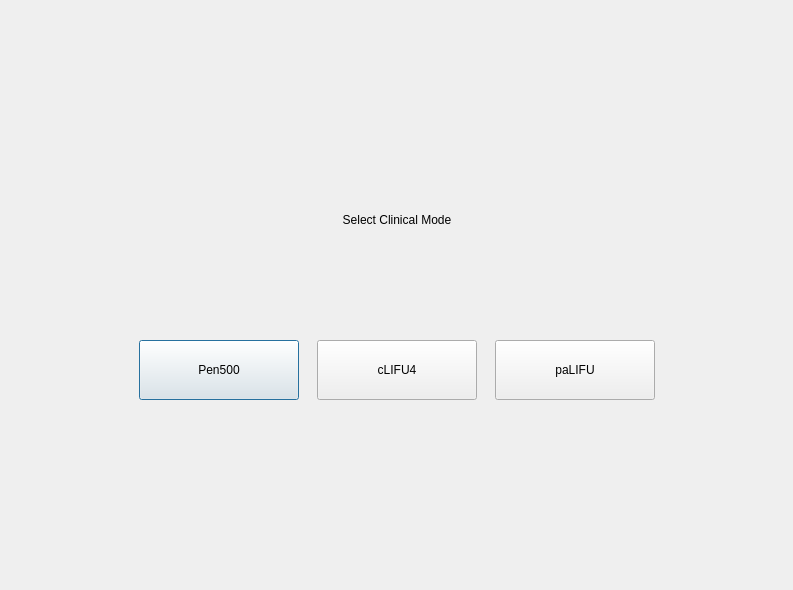
Qt form choosetype.ui (wangmeng08/BCI) before a commit.
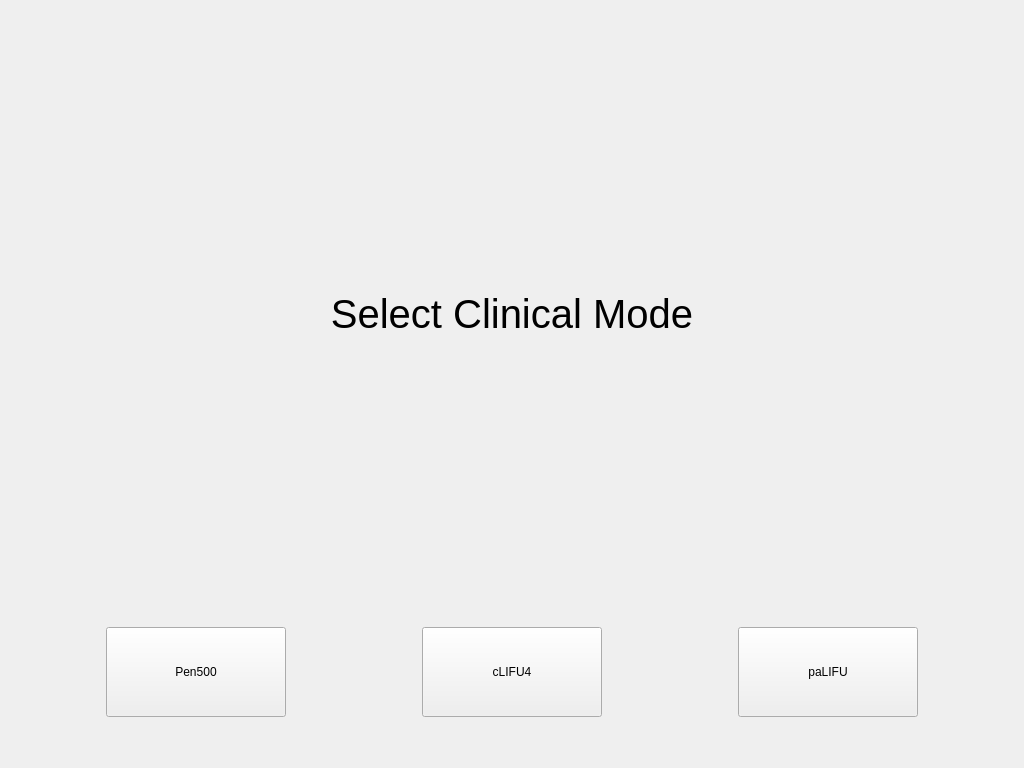
The same form after that commit.

What changed in the file:
```diff
--- a/choosetype.ui
+++ b/choosetype.ui
@@ -1,46 +1,35 @@
 <?xml version="1.0" encoding="UTF-8"?>
 <ui version="4.0">
  <class>ChooseType</class>
- <widget class="QDialog" name="ChooseType">
+ <widget class="QWidget" name="ChooseType">
   <property name="geometry">
    <rect>
     <x>0</x>
     <y>0</y>
-    <width>793</width>
-    <height>590</height>
+    <width>1024</width>
+    <height>768</height>
    </rect>
   </property>
   <property name="windowTitle">
    <string>Dialog</string>
   </property>
-  <layout class="QGridLayout" name="gridLayout" rowstretch="1,1,1,1" columnstretch="1,1,1,1">
-   <item row="0" column="1">
-    <spacer name="verticalSpacer">
-     <property name="orientation">
-      <enum>Qt::Vertical</enum>
-     </property>
-     <property name="sizeHint" stdset="0">
-      <size>
-       <width>20</width>
-       <height>127</height>
-      </size>
-     </property>
-    </spacer>
-   </item>
-   <item row="1" column="0">
-    <spacer name="horizontalSpacer">
-     <property name="orientation">
-      <enum>Qt::Horizontal</enum>
-     </property>
-     <property name="sizeHint" stdset="0">
-      <size>
-       <width>129</width>
-       <height>20</height>
-      </size>
-     </property>
-    </spacer>
-   </item>
-   <item row="1" column="1" rowspan="2" colspan="2">
+  <layout class="QVBoxLayout" name="verticalLayout_2">
+   <property name="spacing">
+    <number>0</number>
+   </property>
+   <property name="leftMargin">
+    <number>0</number>
+   </property>
+   <property name="topMargin">
+    <number>0</number>
+   </property>
+   <property name="rightMargin">
+    <number>0</number>
+   </property>
+   <property name="bottomMargin">
+    <number>0</number>
+   </property>
+   <item>
     <widget class="QWidget" name="widget" native="true">
      <property name="minimumSize">
       <size>
@@ -48,7 +37,7 @@
        <height>300</height>
       </size>
      </property>
-     <layout class="QVBoxLayout" name="verticalLayout" stretch="1,1">
+     <layout class="QVBoxLayout" name="verticalLayout" stretch="0,1">
       <property name="spacing">
        <number>0</number>
       </property>
@@ -66,6 +55,15 @@
       </property>
       <item>
        <widget class="QLabel" name="label">
+        <property name="sizePolicy">
+         <sizepolicy hsizetype="Preferred" vsizetype="Expanding">
+          <horstretch>0</horstretch>
+          <verstretch>0</verstretch>
+         </sizepolicy>
+        </property>
+        <property name="styleSheet">
+         <string notr="true">font:40px;</string>
+        </property>
         <property name="text">
          <string>Select Clinical Mode</string>
         </property>
@@ -76,21 +74,39 @@
       </item>
       <item>
        <widget class="QWidget" name="widget_2" native="true">
-        <layout class="QHBoxLayout" name="horizontalLayout" stretch="1,0,1">
+        <property name="sizePolicy">
+         <sizepolicy hsizetype="Preferred" vsizetype="Minimum">
+          <horstretch>0</horstretch>
+          <verstretch>0</verstretch>
+         </sizepolicy>
+        </property>
+        <property name="minimumSize">
+         <size>
+          <width>0</width>
+          <height>141</height>
+         </size>
+        </property>
+        <property name="maximumSize">
+         <size>
+          <width>16777215</width>
+          <height>141</height>
+         </size>
+        </property>
+        <layout class="QHBoxLayout" name="horizontalLayout" stretch="0,0,0">
          <property name="spacing">
-          <number>0</number>
+          <number>130</number>
          </property>
          <property name="leftMargin">
-          <number>24</number>
+          <number>100</number>
          </property>
          <property name="topMargin">
           <number>0</number>
          </property>
          <property name="rightMargin">
-          <number>24</number>
+          <number>100</number>
          </property>
          <property name="bottomMargin">
-          <number>0</number>
+          <number>51</number>
          </property>
          <item>
           <widget class="QPushButton" name="btnPen">
@@ -100,10 +116,16 @@
              <verstretch>0</verstretch>
             </sizepolicy>
            </property>
+           <property name="minimumSize">
+            <size>
+             <width>180</width>
+             <height>90</height>
+            </size>
+           </property>
            <property name="maximumSize">
             <size>
-             <width>160</width>
-             <height>60</height>
+             <width>180</width>
+             <height>90</height>
             </size>
            </property>
            <property name="text">
@@ -113,10 +135,16 @@
          </item>
          <item>
           <widget class="QPushButton" name="btnLIFU4">
+           <property name="minimumSize">
+            <size>
+             <width>180</width>
+             <height>90</height>
+            </size>
+           </property>
            <property name="maximumSize">
             <size>
-             <width>160</width>
-             <height>60</height>
+             <width>180</width>
+             <height>90</height>
             </size>
            </property>
            <property name="text">
@@ -132,12 +160,21 @@
              <verstretch>0</verstretch>
             </sizepolicy>
            </property>
+           <property name="minimumSize">
+            <size>
+             <width>180</width>
+             <height>90</height>
+            </size>
+           </property>
            <property name="maximumSize">
             <size>
-             <width>160</width>
-             <height>60</height>
+             <width>180</width>
+             <height>90</height>
             </size>
            </property>
+           <property name="styleSheet">
+            <string notr="true"/>
+           </property>
            <property name="text">
             <string>paLIFU</string>
            </property>
@@ -149,32 +186,6 @@
      </layout>
     </widget>
    </item>
-   <item row="2" column="3">
-    <spacer name="horizontalSpacer_2">
-     <property name="orientation">
-      <enum>Qt::Horizontal</enum>
-     </property>
-     <property name="sizeHint" stdset="0">
-      <size>
-       <width>128</width>
-       <height>20</height>
-      </size>
-     </property>
-    </spacer>
-   </item>
-   <item row="3" column="2">
-    <spacer name="verticalSpacer_2">
-     <property name="orientation">
-      <enum>Qt::Vertical</enum>
-     </property>
-     <property name="sizeHint" stdset="0">
-      <size>
-       <width>20</width>
-       <height>127</height>
-      </size>
-     </property>
-    </spacer>
-   </item>
   </layout>
  </widget>
  <resources/>
```
